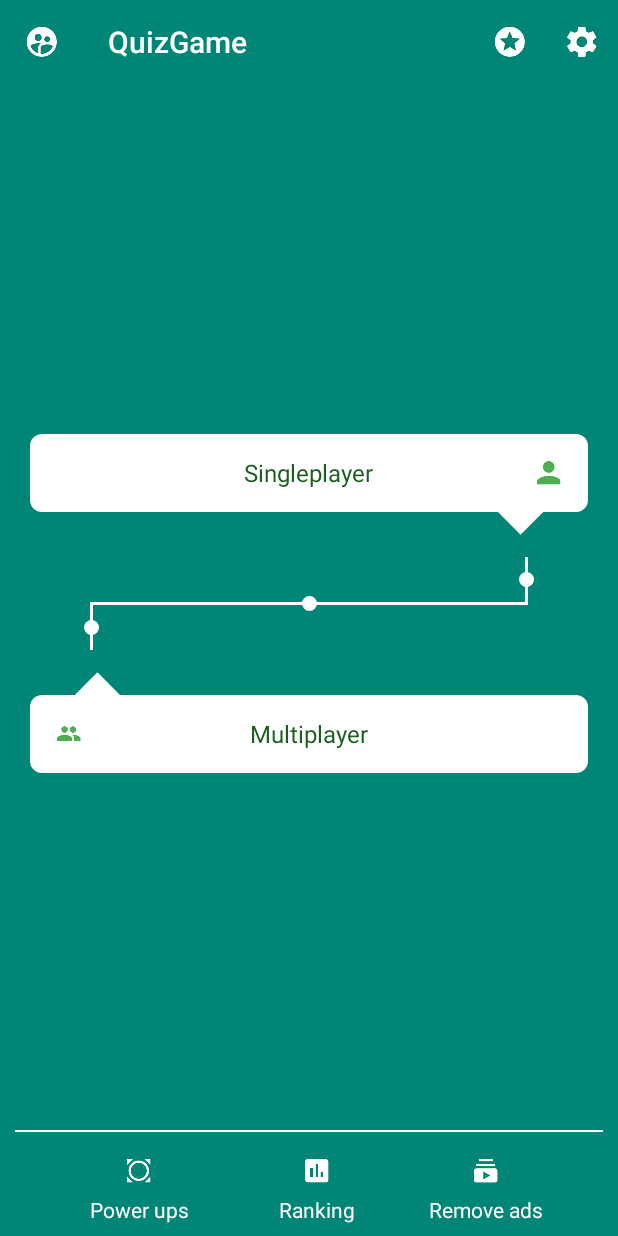
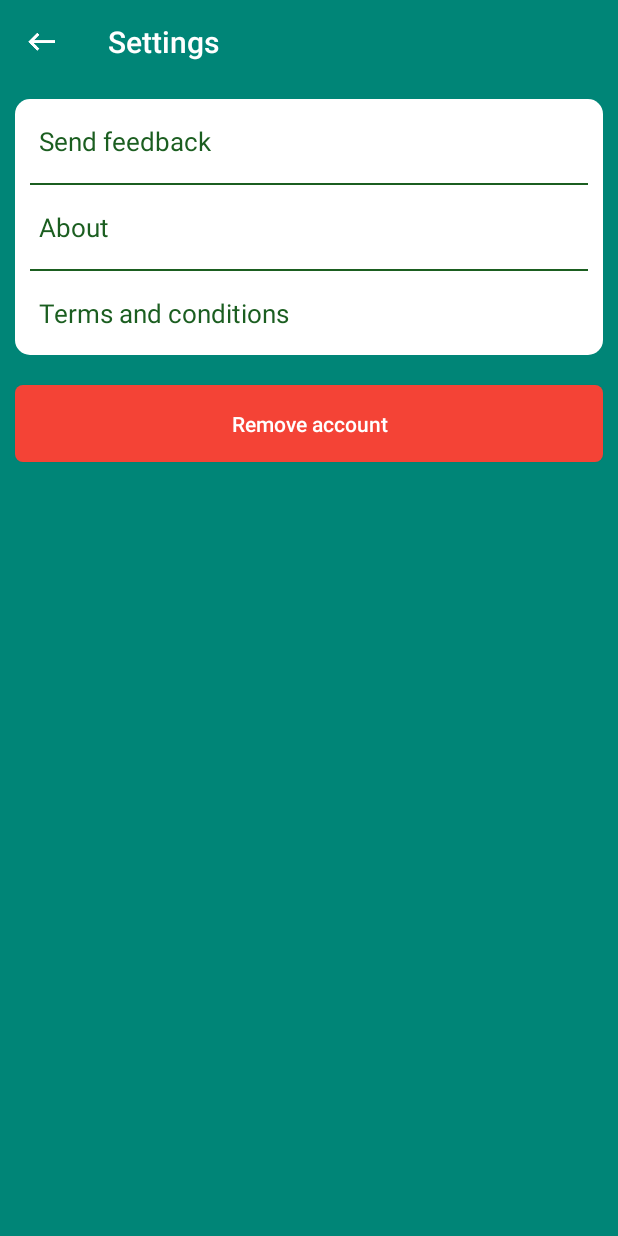
Before and after one commit to mihaiAdascalitei/QuizGame, an Android app: the MainScreenActivity screen opened directly, with no data from a screen before it, after a tap on "Settings", on a phone screen of 412 x 824 dp. Run offline under Robolectric (Android 15) with nearby library versions, the phone set to English and light mode, and no system bars; 1 statement that could not run was skipped.

Commit message:
Finished remove account request

```diff
--- a/app/build.gradle
+++ b/app/build.gradle
@@ -32,6 +32,7 @@ dependencies {
     implementation 'com.google.code.gson:gson:2.8.5'
     implementation 'com.squareup.retrofit2:retrofit:2.4.0'
     implementation 'com.squareup.retrofit2:converter-gson:2.4.0'
+    implementation 'com.squareup.retrofit2:converter-scalars:2.4.0'
     implementation 'com.squareup.okhttp3:logging-interceptor:3.4.1'
     implementation 'com.android.support:cardview-v7:28.0.0'
     implementation 'com.squareup.picasso:picasso:2.71828'
--- a/app/src/main/AndroidManifest.xml
+++ b/app/src/main/AndroidManifest.xml
@@ -38,7 +38,9 @@
                 <category android:name="android.intent.category.LAUNCHER" />
             </intent-filter>
         </activity>
-        <activity android:name=".gui.resetpassword.ResetPasswordActivity"></activity>
+        <activity android:name=".gui.resetpassword.ResetPasswordActivity" />
+        <activity android:name=".gui.settings.SettingsActivity" />
+        <activity android:name=".gui.feedback.FeedbackActivity"></activity>
     </application>
 
 </manifest>
--- a/app/src/main/java/com/dasteam/quiz/quizgame/gui/mainscreen/MainScreenActivity.java
+++ b/app/src/main/java/com/dasteam/quiz/quizgame/gui/mainscreen/MainScreenActivity.java
@@ -16,6 +16,7 @@ import com.dasteam.quiz.quizgame.gui.powerups.PowerUpsActivity;
 import com.dasteam.quiz.quizgame.gui.premium.PremiumAccountActivity;
 import com.dasteam.quiz.quizgame.gui.profile.ProfileActivity;
 import com.dasteam.quiz.quizgame.gui.ranking.RankingActivity;
+import com.dasteam.quiz.quizgame.gui.settings.SettingsActivity;
 import com.dasteam.quiz.quizgame.model.player.PlayerModel;
 
 public class MainScreenActivity extends BaseActivity {
@@ -48,6 +49,7 @@ public class MainScreenActivity extends BaseActivity {
                 openPremiumAccount();
                 return true;
             case R.id.menu_item_settings:
+                openSettings();
                 return true;
             default:
                 return super.onOptionsItemSelected(item);
@@ -133,4 +135,8 @@ public class MainScreenActivity extends BaseActivity {
         startActivity(new Intent(this, PowerUpsActivity.class).putExtra(PowerUpsActivity.POWER_UPS_PLAYER, player));
     }
 
+    private void openSettings() {
+        startActivity(new Intent(this, SettingsActivity.class).putExtra(SettingsActivity.SETTINGS_PLAYER, player));
+    }
+
 }
--- /dev/null
+++ b/app/src/main/java/com/dasteam/quiz/quizgame/gui/settings/SettingsActivity.java
@@ -0,0 +1,121 @@
+package com.dasteam.quiz.quizgame.gui.settings;
+
+import android.annotation.SuppressLint;
+import android.content.DialogInterface;
+import android.content.Intent;
+import android.support.v7.app.AlertDialog;
+import android.support.v7.app.AppCompatActivity;
+import android.os.Bundle;
+import android.view.Menu;
+import android.view.MenuItem;
+import android.widget.Button;
+import android.widget.TextView;
+
+import com.dasteam.quiz.quizgame.R;
+import com.dasteam.quiz.quizgame.base.BaseActivity;
+import com.dasteam.quiz.quizgame.gui.login.LoginActivity;
+import com.dasteam.quiz.quizgame.gui.profile.background.LogoutTask;
+import com.dasteam.quiz.quizgame.model.player.PlayerModel;
+import com.dasteam.quiz.quizgame.network.DataRetriever;
+
+public class SettingsActivity extends BaseActivity {
+
+    public static final String SETTINGS_PLAYER = "SETTINGS_PLAYER";
+
+    private SettingsController settingsController;
+    private PlayerModel player;
+    private TextView tvFeedback;
+    private TextView tvAbout;
+    private TextView tvTerms;
+    private Button btnRemoveAccount;
+
+    @Override
+    public boolean onCreateOptionsMenu(Menu menu) {
+        getSupportActionBar().setHomeAsUpIndicator(R.drawable.ic_action_keyboard_backspace);
+        getSupportActionBar().setDisplayHomeAsUpEnabled(true);
+        return super.onCreateOptionsMenu(menu);
+    }
+
+    @Override
+    public boolean onOptionsItemSelected(MenuItem item) {
+        switch (item.getItemId()) {
+            case android.R.id.home:
+                finish();
+                return true;
+            default:
+                return super.onOptionsItemSelected(item);
+        }
+
+    }
+
+    @SuppressLint("MissingSuperCall")
+    @Override
+    protected void onCreate(Bundle savedInstanceState) {
+        super.onCreate(savedInstanceState, R.layout.activity_settings);
+        configureToolbar(getString(R.string.settings));
+        getExtraData();
+    }
+
+    @Override
+    protected void attachViews() {
+        tvAbout = findViewById(R.id.tv_settings_about);
+        tvFeedback = findViewById(R.id.tv_settings_feedback);
+        tvTerms = findViewById(R.id.tv_settings_terms);
+        btnRemoveAccount = findViewById(R.id.btn_settings_remove_account);
+    }
+
+    @Override
+    protected void attachController() {
+        settingsController = new SettingsController();
+    }
+
+    @Override
+    protected void setListeners() {
+        btnRemoveAccount.setOnClickListener(v -> showRemoveAccountAlert());
+    }
+
+    private void getExtraData() {
+        player = (PlayerModel) getIntent().getSerializableExtra(SETTINGS_PLAYER);
+    }
+
+    private void showRemoveAccountAlert() {
+        new AlertDialog.Builder(this, R.style.AlertDialogStyle)
+                .setTitle(getString(R.string.alert_title))
+                .setMessage(getString(R.string.remove_account_message))
+                .setPositiveButton(getString(R.string.button_ok), (dialog, which) -> {
+                    removeAccount();
+                })
+                .setNegativeButton(getString(R.string.cancel), null)
+                .create()
+                .show();
+    }
+
+    private void removeAccount() {
+        showLoading(true);
+        settingsController.removeAccount(player.getId(), new DataRetriever<String>() {
+            @Override
+            public void onDataRetrieved(String data) {
+                logout();
+            }
+
+            @Override
+            public void onDataFailed(String message, int code) {
+                showLoading(false);
+                showAlert(getString(R.string.default_alert));
+            }
+        });
+    }
+
+    private void logout() {
+        new LogoutTask(() -> {
+            showLoading(false);
+            openLoginScreen();
+        }).execute();
+    }
+
+    private void openLoginScreen() {
+        finishAffinity();
+        startActivity(new Intent(this, LoginActivity.class));
+        finish();
+    }
+}
--- /dev/null
+++ b/app/src/main/java/com/dasteam/quiz/quizgame/gui/settings/SettingsController.java
@@ -0,0 +1,16 @@
+package com.dasteam.quiz.quizgame.gui.settings;
+
+import com.dasteam.quiz.quizgame.network.DataRetriever;
+import com.dasteam.quiz.quizgame.network.RetrofitRepository;
+
+public class SettingsController {
+    private RetrofitRepository repository;
+
+    public SettingsController() {
+        repository = new RetrofitRepository();
+    }
+
+    public void removeAccount(String id, DataRetriever<String> retriever) {
+        repository.removeAccount(id, retriever);
+    }
+}
--- a/app/src/main/java/com/dasteam/quiz/quizgame/network/RetrofitService.java
+++ b/app/src/main/java/com/dasteam/quiz/quizgame/network/RetrofitService.java
@@ -4,6 +4,7 @@ import okhttp3.OkHttpClient;
 import okhttp3.logging.HttpLoggingInterceptor;
 import retrofit2.Retrofit;
 import retrofit2.converter.gson.GsonConverterFactory;
+import retrofit2.converter.scalars.ScalarsConverterFactory;
 
 public class RetrofitService {
     private static RetrofitService INSTANCE;
@@ -29,6 +30,7 @@ public class RetrofitService {
         retrofit = new Retrofit
                 .Builder()
                 .baseUrl(BASE_URL)
+                .addConverterFactory(ScalarsConverterFactory.create())
                 .addConverterFactory(GsonConverterFactory.create())
                 .client(client)
                 .build();
--- /dev/null
+++ b/app/src/main/java/com/dasteam/quiz/quizgame/network/call/RemoveAccountCall.java
@@ -0,0 +1,10 @@
+package com.dasteam.quiz.quizgame.network.call;
+
+import retrofit2.Call;
+import retrofit2.http.DELETE;
+import retrofit2.http.Path;
+
+public interface RemoveAccountCall {
+    @DELETE("/removeAccount/{id}")
+    Call<String> removeAccount(@Path("id") String playerId);
+}
--- /dev/null
+++ b/app/src/main/res/drawable/round_red_rectangle.xml
@@ -0,0 +1,6 @@
+<?xml version="1.0" encoding="utf-8"?>
+<shape xmlns:android="http://schemas.android.com/apk/res/android"
+    android:shape="rectangle">
+    <corners android:radius="5dp" />
+    <solid android:color="@color/alert_red" />
+</shape>
--- /dev/null
+++ b/app/src/main/res/layout/activity_settings.xml
@@ -0,0 +1,104 @@
+<?xml version="1.0" encoding="utf-8"?>
+<android.support.constraint.ConstraintLayout xmlns:android="http://schemas.android.com/apk/res/android"
+    xmlns:app="http://schemas.android.com/apk/res-auto"
+    xmlns:tools="http://schemas.android.com/tools"
+    android:layout_width="match_parent"
+    android:layout_height="match_parent"
+    android:background="@color/background_color"
+    tools:context=".gui.settings.SettingsActivity">
+
+    <include
+        android:id="@+id/toolbar"
+        layout="@layout/toolbar"
+        android:layout_width="match_parent"
+        android:layout_height="?attr/actionBarSize" />
+
+    <android.support.constraint.ConstraintLayout
+        android:id="@+id/cl_settings_items"
+        android:layout_width="match_parent"
+        android:layout_height="wrap_content"
+        android:layout_margin="10dp"
+        android:background="@drawable/round_login_layout"
+        app:layout_constraintTop_toBottomOf="@id/toolbar">
+
+        <TextView
+            android:id="@+id/tv_settings_feedback"
+            android:layout_width="match_parent"
+            android:layout_height="wrap_content"
+            android:background="?attr/selectableItemBackground"
+            android:clickable="true"
+            android:focusable="true"
+            android:padding="16dp"
+            android:text="@string/settings_feedback"
+            android:textColor="@color/dark_green"
+            android:textSize="17sp"
+            app:layout_constraintLeft_toLeftOf="parent" />
+
+        <View
+            android:id="@+id/separator_settings_feedback"
+            android:layout_width="match_parent"
+            android:layout_height="1dp"
+            android:layout_marginLeft="10dp"
+            android:layout_marginRight="10dp"
+            android:background="@color/dark_green"
+            app:layout_constraintTop_toBottomOf="@id/tv_settings_feedback" />
+
+        <TextView
+            android:id="@+id/tv_settings_about"
+            android:layout_width="match_parent"
+            android:layout_height="wrap_content"
+            android:background="?attr/selectableItemBackground"
+            android:clickable="true"
+            android:focusable="true"
+            android:padding="16dp"
+            android:text="@string/settings_about"
+            android:textColor="@color/dark_green"
+            android:textSize="17sp"
+            app:layout_constraintTop_toBottomOf="@id/separator_settings_feedback" />
+
+        <View
+            android:id="@+id/separator_settings_about"
+            android:layout_width="match_parent"
+            android:layout_height="1dp"
+            android:layout_marginLeft="10dp"
+            android:layout_marginRight="10dp"
+            android:background="@color/dark_green"
+            app:layout_constraintTop_toBottomOf="@id/tv_settings_about" />
+
+        <TextView
+            android:id="@+id/tv_settings_terms"
+            android:layout_width="match_parent"
+            android:layout_height="wrap_content"
+            android:background="?attr/selectableItemBackground"
+            android:clickable="true"
+            android:focusable="true"
+            android:padding="16dp"
+            android:text="@string/settings_terms"
+            android:textColor="@color/dark_green"
+            android:textSize="17sp"
+            app:layout_constraintTop_toBottomOf="@id/separator_settings_about" />
+
+    </android.support.constraint.ConstraintLayout>
+
+    <Button
+        android:id="@+id/btn_settings_remove_account"
+        android:layout_width="match_parent"
+        android:layout_height="wrap_content"
+        android:layout_marginLeft="10dp"
+        android:layout_marginTop="20dp"
+        android:layout_marginRight="10dp"
+        android:layout_marginBottom="10dp"
+        android:background="@drawable/round_red_rectangle"
+        android:clickable="true"
+        android:focusable="true"
+        android:foreground="?attr/selectableItemBackground"
+        android:padding="16dp"
+        android:text="@string/remove_account"
+        android:textAllCaps="false"
+        android:textColor="@color/white"
+        app:layout_constraintLeft_toLeftOf="parent"
+        app:layout_constraintRight_toRightOf="parent"
+        app:layout_constraintTop_toBottomOf="@id/cl_settings_items" />
+
+
+</android.support.constraint.ConstraintLayout>
--- a/app/src/main/res/values/strings.xml
+++ b/app/src/main/res/values/strings.xml
@@ -68,4 +68,9 @@
     <string name="account_password_error">Enter the correct account password.</string>
     <string name="same_password_error">Must not be as same as the current one.</string>
     <string name="successfully_password_reset">Your password has been successfully reset!</string>
+    <string name="settings_feedback">Send feedback</string>
+    <string name="settings_about">About</string>
+    <string name="settings_terms">Terms and conditions</string>
+    <string name="remove_account">Remove account</string>
+    <string name="remove_account_message">Are you sure you want to remove this account?</string>
 </resources>
```
Also changed, not shown: app/src/main/java/com/dasteam/quiz/quizgame/gui/feedback/FeedbackActivity.java (added, +33 -0 lines), app/src/main/java/com/dasteam/quiz/quizgame/gui/profile/ProfileActivity.java (+8 -0 lines), app/src/main/java/com/dasteam/quiz/quizgame/network/RetrofitRepository.java (+21 -1 lines), app/src/main/res/layout/activity_feedback.xml (added, +15 -0 lines).
